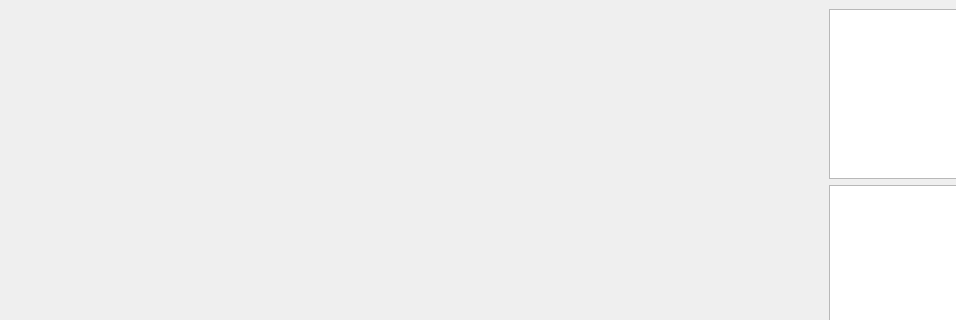
The window that client/static/ui/roomwidget.ui (cpp-park-vk-education/2022_2_cash_map) describes before a commit, drawn with Qt 5; both pictures show x 0 to 956 and y 0 to 320 of the 1125 by 649 pixel window.
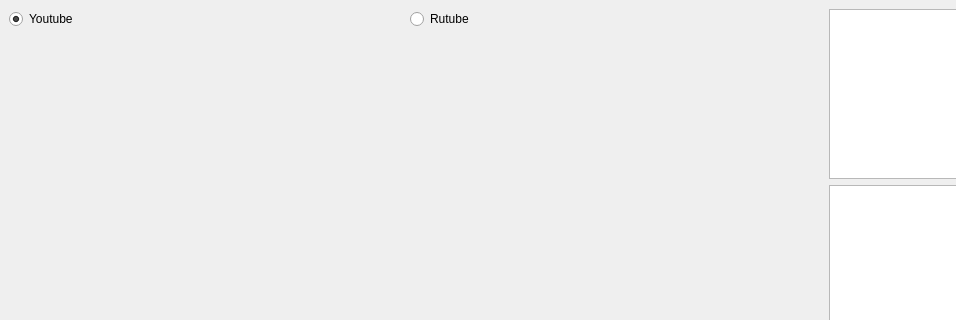
The same window after the commit. Icons and pictures are not drawn.

Commit message: rutube watcher fix

The edit to the form file:
```diff
--- a/client/static/ui/roomwidget.ui
+++ b/client/static/ui/roomwidget.ui
@@ -41,6 +41,35 @@
       </sizepolicy>
      </property>
      <layout class="QVBoxLayout" name="verticalLayout_3">
+      <item>
+       <layout class="QHBoxLayout" name="horizontalLayout_9">
+        <item>
+         <widget class="QRadioButton" name="youtubeButton">
+          <property name="text">
+           <string>Youtube</string>
+          </property>
+          <property name="icon">
+           <iconset>
+            <normaloff>../icons/youtube_icon.png</normaloff>../icons/youtube_icon.png</iconset>
+          </property>
+          <property name="checked">
+           <bool>true</bool>
+          </property>
+         </widget>
+        </item>
+        <item>
+         <widget class="QRadioButton" name="rutubeButton">
+          <property name="text">
+           <string>Rutube</string>
+          </property>
+          <property name="icon">
+           <iconset>
+            <normaloff>../icons/rutube_icon.png</normaloff>../icons/rutube_icon.png</iconset>
+          </property>
+         </widget>
+        </item>
+       </layout>
+      </item>
       <item>
        <widget class="QStackedWidget" name="videoWatcherStackedWidget">
         <widget class="QWidget" name="page"/>
```
Left out of the diff: 78 changed lines with no effect on the pictures. The commit also changes 24 other files.
